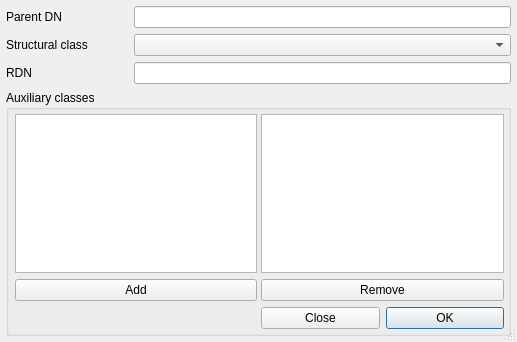
Qt form editor/ldapnewentrydialog.ui (Shcherbich/QLdapEditor) before a commit.
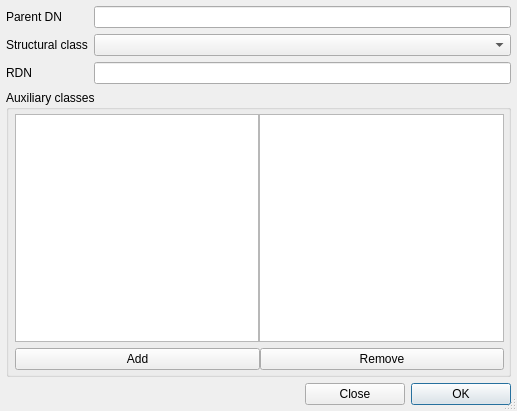
The same form after that commit.

Commit message: Update CLdapNewEntryDialog UI Update DIT disable user icon version 0.5.47

Diff of the .ui file:
```diff
--- a/editor/ldapnewentrydialog.ui
+++ b/editor/ldapnewentrydialog.ui
@@ -7,7 +7,7 @@
     <x>0</x>
     <y>0</y>
     <width>517</width>
-    <height>342</height>
+    <height>411</height>
    </rect>
   </property>
   <property name="windowTitle">
@@ -30,14 +30,10 @@
     <number>6</number>
    </property>
    <item>
-    <layout class="QGridLayout" name="gridLayout" rowstretch="0,0,0,0,0,0,0,0,0" columnstretch="0,0,0,0">
-     <item row="3" column="0">
-      <widget class="QLabel" name="label_3">
-       <property name="text">
-        <string>RDN</string>
-       </property>
-      </widget>
-     </item>
+    <layout class="QFormLayout" name="formLayout">
+     <property name="bottomMargin">
+      <number>0</number>
+     </property>
      <item row="0" column="0">
       <widget class="QLabel" name="label">
        <property name="text">
@@ -45,8 +41,8 @@
        </property>
       </widget>
      </item>
-     <item row="3" column="1" colspan="3">
-      <widget class="QLineEdit" name="rdnEdit"/>
+     <item row="0" column="1">
+      <widget class="QLineEdit" name="parentdnEdit"/>
      </item>
      <item row="1" column="0">
       <widget class="QLabel" name="label_2">
@@ -55,13 +51,27 @@
        </property>
       </widget>
      </item>
-     <item row="0" column="1" colspan="3">
-      <widget class="QLineEdit" name="parentdnEdit"/>
-     </item>
-     <item row="1" column="1" colspan="3">
+     <item row="1" column="1">
       <widget class="QComboBox" name="structuralCombo"/>
      </item>
-     <item row="4" column="0" rowspan="2" colspan="4">
+     <item row="2" column="0">
+      <widget class="QLabel" name="label_3">
+       <property name="text">
+        <string>RDN</string>
+       </property>
+      </widget>
+     </item>
+     <item row="2" column="1">
+      <widget class="QLineEdit" name="rdnEdit"/>
+     </item>
+    </layout>
+   </item>
+   <item>
+    <layout class="QVBoxLayout" name="verticalLayout">
+     <property name="spacing">
+      <number>0</number>
+     </property>
+     <item>
       <widget class="QGroupBox" name="groupBox">
        <property name="title">
         <string>Auxiliary classes</string>
@@ -82,7 +92,12 @@
         <property name="horizontalSpacing">
          <number>4</number>
         </property>
-        <item row="0" column="0">
+        <item row="1" column="0" colspan="2">
+         <layout class="QHBoxLayout" name="horizontalLayout_2">
+          <property name="bottomMargin">
+           <number>0</number>
+          </property>
+          <item>
          <widget class="QListWidget" name="listAll">
           <property name="alternatingRowColors">
            <bool>true</bool>
@@ -95,7 +110,7 @@
           </property>
          </widget>
         </item>
-        <item row="0" column="1">
+          <item>
          <widget class="QListWidget" name="listNeeded">
           <property name="alternatingRowColors">
            <bool>true</bool>
@@ -108,7 +123,14 @@
           </property>
          </widget>
         </item>
-        <item row="1" column="0">
+         </layout>
+        </item>
+        <item row="3" column="0" colspan="2">
+         <layout class="QHBoxLayout" name="horizontalLayout_3">
+          <property name="bottomMargin">
+           <number>0</number>
+          </property>
+          <item>
          <widget class="QPushButton" name="addButton">
           <property name="sizePolicy">
            <sizepolicy hsizetype="Preferred" vsizetype="Fixed">
@@ -121,7 +143,7 @@
           </property>
          </widget>
         </item>
-        <item row="1" column="1">
+          <item>
          <widget class="QPushButton" name="removeButton">
           <property name="sizePolicy">
            <sizepolicy hsizetype="Preferred" vsizetype="Fixed">
@@ -134,7 +156,14 @@
           </property>
          </widget>
         </item>
-        <item row="2" column="1">
+         </layout>
+        </item>
+       </layout>
+      </widget>
+     </item>
+    </layout>
+   </item>
+   <item>
          <layout class="QHBoxLayout" name="horizontalLayout">
           <property name="spacing">
            <number>6</number>
@@ -142,6 +171,22 @@
           <property name="bottomMargin">
            <number>0</number>
           </property>
+     <item>
+      <spacer name="horizontalSpacer">
+       <property name="orientation">
+        <enum>Qt::Horizontal</enum>
+       </property>
+       <property name="sizeType">
+        <enum>QSizePolicy::MinimumExpanding</enum>
+       </property>
+       <property name="sizeHint" stdset="0">
+        <size>
+         <width>40</width>
+         <height>20</height>
+        </size>
+       </property>
+      </spacer>
+     </item>
           <item>
            <widget class="QPushButton" name="closeButton">
             <property name="sizePolicy">
@@ -150,6 +195,12 @@
               <verstretch>0</verstretch>
              </sizepolicy>
             </property>
+       <property name="minimumSize">
+        <size>
+         <width>100</width>
+         <height>0</height>
+        </size>
+       </property>
             <property name="text">
              <string>Close</string>
             </property>
@@ -169,6 +220,12 @@
               <verstretch>0</verstretch>
              </sizepolicy>
             </property>
+       <property name="minimumSize">
+        <size>
+         <width>100</width>
+         <height>0</height>
+        </size>
+       </property>
             <property name="text">
              <string>OK</string>
             </property>
@@ -181,14 +238,6 @@
         </item>
        </layout>
       </widget>
-     </item>
-    </layout>
-   </item>
-  </layout>
- </widget>
- <tabstops>
-  <tabstop>parentdnEdit</tabstop>
- </tabstops>
  <resources/>
  <connections/>
 </ui>
```
Lines whose indentation alone changed are shown as unchanged. The commit also changes 6 other files.
